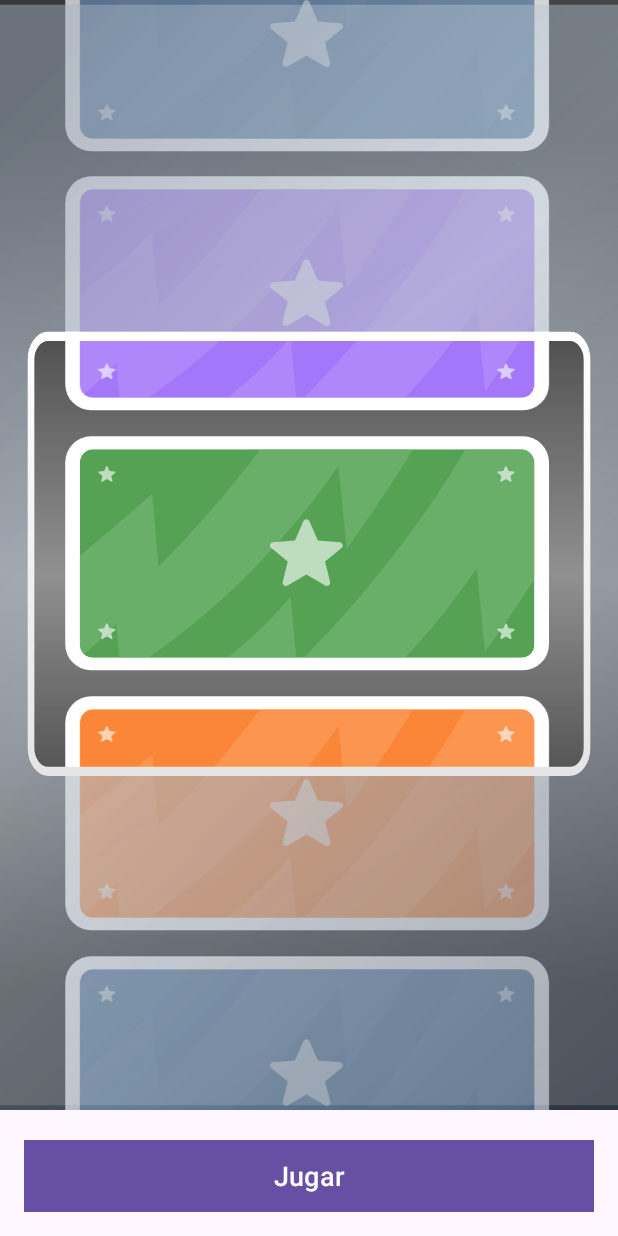
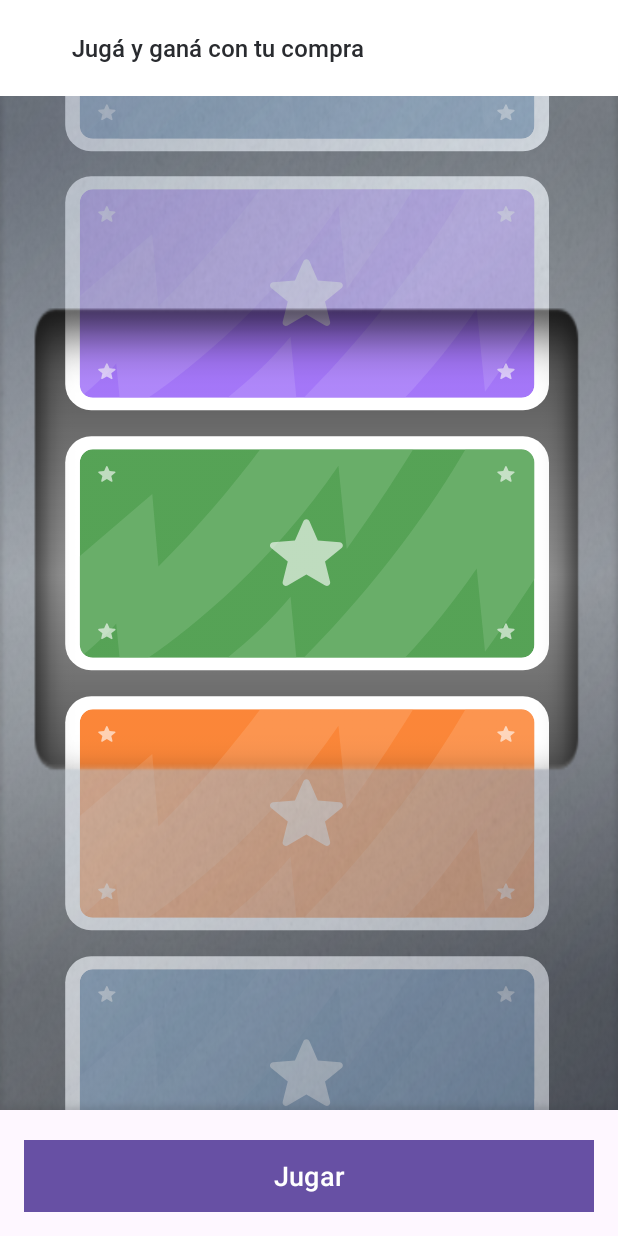
Before and after one commit to sebamontoto/slot_machine_game, an Android app: the Solucion2 screen opened through its navigation route, on a phone screen of 412 x 824 dp. Run offline under Robolectric (Android 15) with nearby library versions, the phone set to English and light mode, and no system bars.

Commit message:
wip gamification v6 toolbar added

```diff
--- a/app/src/main/res/layout/fragment_solucion2.xml
+++ b/app/src/main/res/layout/fragment_solucion2.xml
@@ -4,6 +4,47 @@
     android:layout_width="match_parent"
     android:layout_height="match_parent">
 
+    <androidx.appcompat.widget.Toolbar
+        android:id="@+id/pago_qr_toolbar"
+        android:layout_width="match_parent"
+        android:layout_height="?attr/actionBarSize"
+        android:background="@color/white"
+        android:elevation="5dp"
+        app:layout_constraintEnd_toEndOf="parent"
+        app:layout_constraintStart_toStartOf="parent"
+        app:layout_constraintTop_toTopOf="parent">
+
+        <androidx.appcompat.widget.AppCompatImageView
+            android:id="@+id/pago_qr_toolbar_back"
+            android:layout_width="24dp"
+            android:layout_height="24dp"
+            android:layout_gravity="left"
+            android:tint="?android:textColorTertiaryInverse"
+         />
+
+
+        <TextView
+            android:id="@+id/pago_qr_toolbar_text"
+            android:layout_width="wrap_content"
+            android:layout_height="wrap_content"
+            android:layout_marginLeft="24dp"
+            android:fontFamily="@font/roboto_medium"
+            android:text="Jugá y ganá con tu compra"
+            android:textColor="#292b2f"
+            android:textSize="16sp"
+            android:textStyle="normal" />
+
+
+        <androidx.appcompat.widget.AppCompatImageView
+            android:id="@+id/pago_qr_toolbar_close"
+            android:layout_width="24dp"
+            android:layout_height="24dp"
+            android:layout_gravity="right"
+            android:layout_marginRight="16dp"
+            android:tint="?attr/colorAccent" />
+
+
+    </androidx.appcompat.widget.Toolbar>
     <androidx.constraintlayout.widget.ConstraintLayout
         android:id="@+id/layout_main"
         android:layout_width="match_parent"
@@ -18,7 +59,7 @@
         <View
             android:layout_width="match_parent"
             android:layout_height="match_parent"
-            android:background="@drawable/vidrio"
+            android:background="@drawable/glass_edited"
             android:elevation="2dp" />
 
         <androidx.constraintlayout.widget.ConstraintLayout
```
Also changed, not shown: app/src/main/res/drawable/fondo_game.xml (added, +82 -0 lines), app/src/main/res/drawable/blur_glass.png (added), app/src/main/res/drawable/convert.png (added), app/src/main/res/drawable/glass_edited.png (added).
